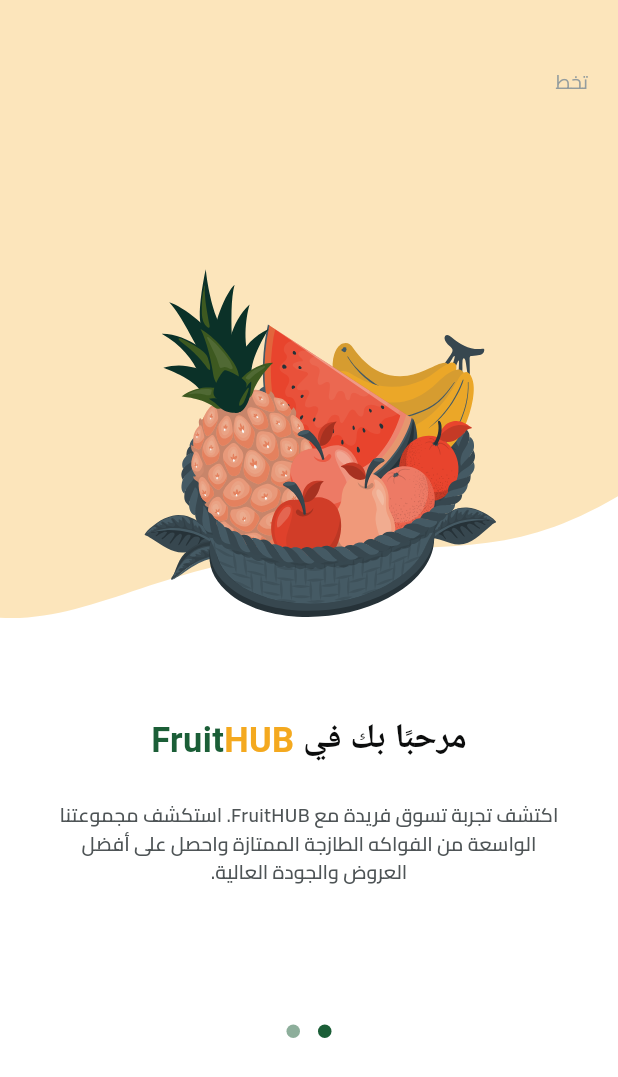
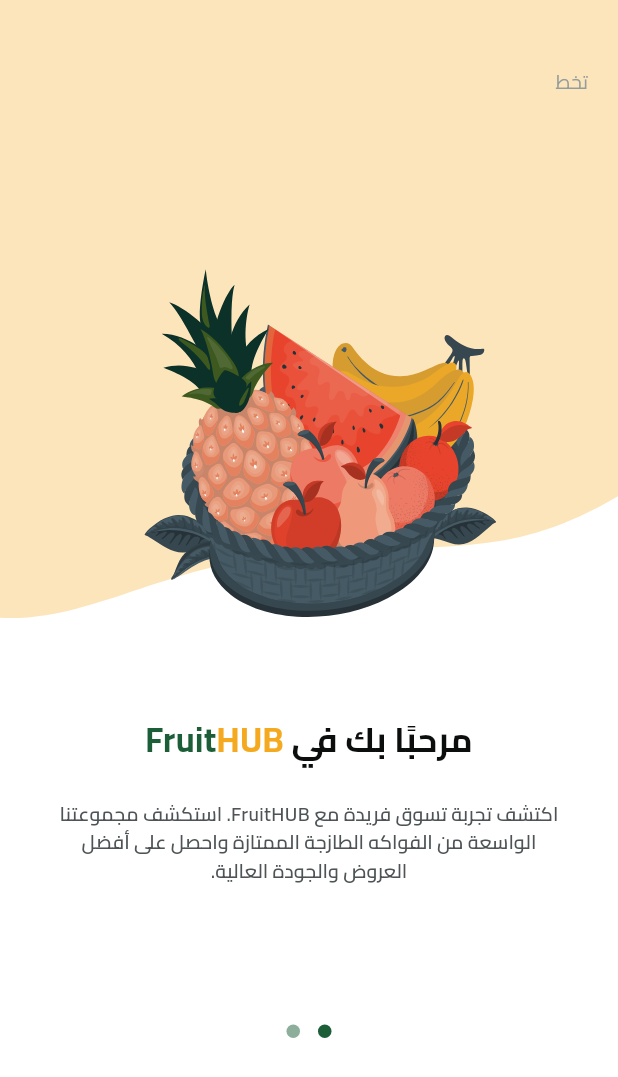
Before and after one commit to ahmedasaber/fruits_ecommerce, a Flutter app: the screen it shows after launch, on a phone screen of 412 x 824 dp. Shown: the top 1077 px of the screen. Run offline on Flutter 3.47's test engine with Material 3 defaults, Android fonts, the phone set to English and light mode, and no system bars; drawn by our look-alikes of dots_indicator; our stand-ins replace cloud_firestore, dartz, equatable, firebase_auth, firebase_core, flutter_bloc and 6 more; missing offline and left inert: flutter_facebook_auth; accounts and stored records are empty.

```diff
--- a/lib/core/utils/app_colors.dart
+++ b/lib/core/utils/app_colors.dart
@@ -3,6 +3,7 @@ import 'dart:ui';
 abstract class AppColors{
   static const Color primaryColor = Color(0xff1B5E37);
   static const Color lightPrimaryColor = Color(0xff2D9F5D);
+  static const Color moreLightPrimaryColor = Color(0xff5DB957);
   static const Color secondaryColor = Color(0xfff4a91f);
   static const Color blackColor = Color(0xff0C0D0D);
   static const Color hintTextColor = Color(0xff949D9E);
--- a/lib/core/utils/app_text_style.dart
+++ b/lib/core/utils/app_text_style.dart
@@ -2,70 +2,84 @@ import 'package:flutter/material.dart';
 
 abstract class TextStyles {
   static const TextStyle bold13 = TextStyle(
+    fontFamily: 'Cairo',
     fontWeight: FontWeight.bold,
     fontSize: 13,
   );
   static const TextStyle bold23 = TextStyle(
+    fontFamily: 'Cairo',
     fontWeight: FontWeight.bold,
     fontSize: 23,
   );
 
   static const TextStyle semiBold13 = TextStyle(
+    fontFamily: 'Cairo',
     fontWeight: FontWeight.w600,
     fontSize: 13,
   );
 
   static const TextStyle regular13 = TextStyle(
+    fontFamily: 'Cairo',
     fontWeight: FontWeight.normal,
     fontSize: 13,
   );
 
   static const TextStyle bold16 = TextStyle(
+    fontFamily: 'Cairo',
     fontWeight: FontWeight.bold,
     fontSize: 16,
   );
 
   static const TextStyle bold19 = TextStyle(
+    fontFamily: 'Cairo',
     fontWeight: FontWeight.bold,
     fontSize: 19,
   );
 
   static const TextStyle semiBold16 = TextStyle(
+    fontFamily: 'Cairo',
     fontWeight: FontWeight.w600,
     fontSize: 16,
   );
 
   static const TextStyle bold28 = TextStyle(
+    fontFamily: 'Cairo',
     fontWeight: FontWeight.bold,
     fontSize: 28,
   );
 
   static const TextStyle regular22 = TextStyle(
+    fontFamily: 'Cairo',
     fontWeight: FontWeight.normal,
     fontSize: 22,
   );
 
   static const TextStyle semiBold11 = TextStyle(
+    fontFamily: 'Cairo',
     fontWeight: FontWeight.w600,
     fontSize: 11,
   );
 
   static const TextStyle medium15 = TextStyle(
+    fontFamily: 'Cairo',
     fontWeight: FontWeight.w500,
     fontSize: 15,
   );
 
   static const TextStyle regular26 = TextStyle(
+    fontFamily: 'Cairo',
     fontWeight: FontWeight.normal,
     fontSize: 26,
   );
 
   static const TextStyle regular16 = TextStyle(
+    fontFamily: 'Cairo',
     fontWeight: FontWeight.normal,
     fontSize: 16,
   );
 
   static const TextStyle regular11 = TextStyle(
+    fontFamily: 'Cairo',
     fontWeight: FontWeight.normal,
     fontSize: 11,
   );
--- a/lib/features/home/presentation/views/widgets/home_view_body.dart
+++ b/lib/features/home/presentation/views/widgets/home_view_body.dart
@@ -1,6 +1,7 @@
 import 'package:flutter/material.dart';
 import 'package:fruits_ecommerce/core/widget/custom_search_textfield.dart';
 import 'package:fruits_ecommerce/features/home/presentation/views/widgets/custom_home_app_bar.dart';
+import 'package:fruits_ecommerce/features/home/presentation/views/widgets/feature_item.dart';
 
 class HomeViewBody extends StatelessWidget {
   const HomeViewBody({super.key});
@@ -19,6 +20,7 @@ class HomeViewBody extends StatelessWidget {
                   SizedBox(height: 8,),
                   CustomSearchTextField(),
                   SizedBox(height: 8,),
+                  FeatureItem(),
                 ],
               ),
             ),
```
Also changed, not shown: lib/features/home/presentation/views/widgets/custom_feature_button.dart (added, +21 -0 lines), lib/features/home/presentation/views/widgets/custom_shape.dart (added, +51 -0 lines), lib/features/home/presentation/views/widgets/feature_item.dart (added, +36 -0 lines), assets/images/default-profile.png (added), assets/images/fruits.png (added).
